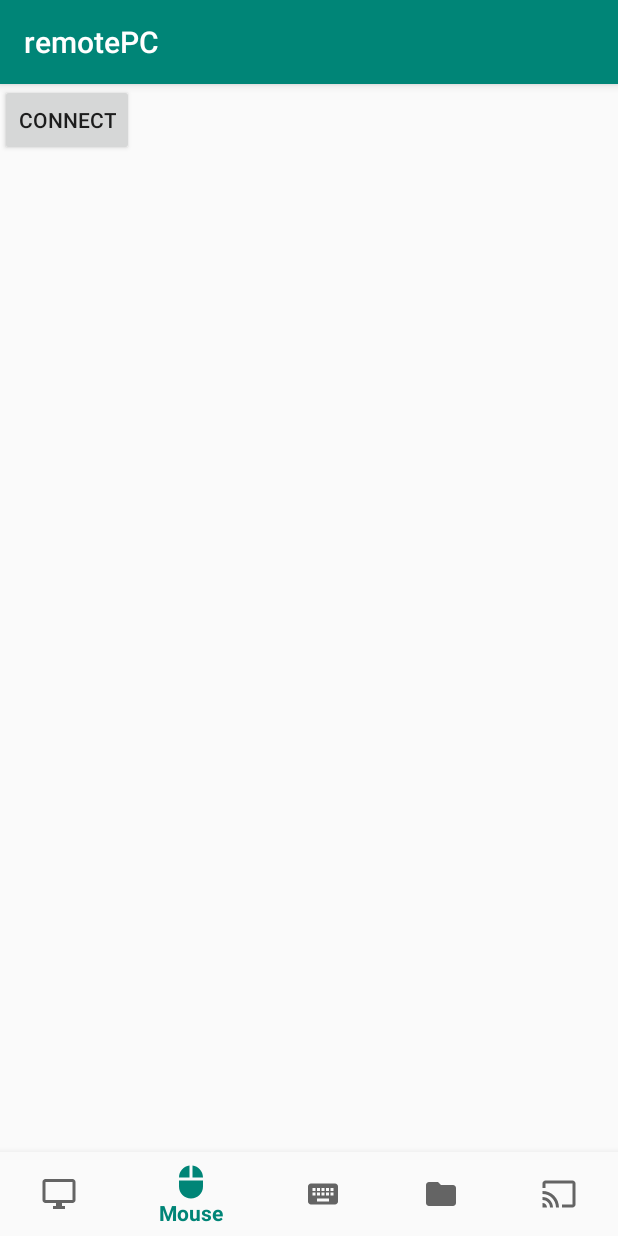
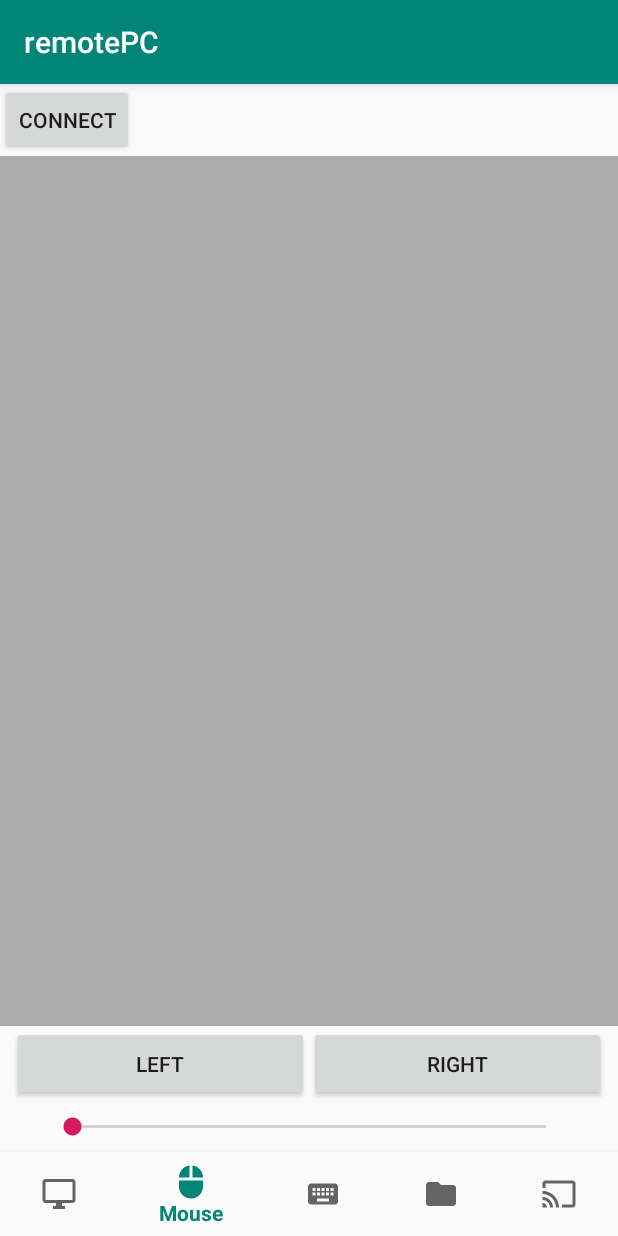
Before and after one commit to mvgrass/remotePC, an Android app: the screen it shows after launch (MainActivity), item 2 of the bottom bar chosen, on a phone screen of 412 x 824 dp. Run offline under Robolectric (Android 15) with nearby library versions, the phone set to English and light mode, and no system bars.

Commit message:
core for mouse fragment

```diff
--- a/remotePC/app/src/main/java/com/mvgrass/remotepc/Adapters/ConnectionPagerAdapter.kt
+++ b/remotePC/app/src/main/java/com/mvgrass/remotepc/Adapters/ConnectionPagerAdapter.kt
@@ -3,7 +3,7 @@
 import androidx.fragment.app.Fragment
 import androidx.fragment.app.FragmentManager
 import androidx.fragment.app.FragmentPagerAdapter
-import com.mvgrass.remotepc.UI.LanConnetionFragment
+import com.mvgrass.remotepc.UI.LanConneсtionFragment
 import com.mvgrass.remotepc.UI.WebConnectionFragment
 
 class ConnectionPagerAdapter: FragmentPagerAdapter{
@@ -15,7 +15,7 @@
     override fun getItem(position: Int): Fragment =
          when (position) {
             0 -> {
-                LanConnetionFragment()
+                LanConneсtionFragment()
             }
             else -> {
                 WebConnectionFragment()
--- a/remotePC/app/src/main/java/com/mvgrass/remotepc/MainActivity.kt
+++ b/remotePC/app/src/main/java/com/mvgrass/remotepc/MainActivity.kt
@@ -9,6 +9,9 @@
 
 class MainActivity : AppCompatActivity() {
 
+    private var currentFragmentId: Int = 0
+
+
     private val mOnNavigationItemSelectedListener = BottomNavigationView.OnNavigationItemSelectedListener { item ->
         val fragment: Fragment = when (item.itemId) {
             R.id.navigation_desktop -> {
@@ -17,17 +20,17 @@
             R.id.navigation_mouse -> {
                 MouseFragment()
             }
-            R.id.navigation_keyboard->{
+            R.id.navigation_keyboard -> {
                 KeyboardFragment()
             }
             R.id.navigation_files -> {
                 FilemanagerFragment()
             }
 
-            R.id.navigation_connection->{
+            R.id.navigation_connection -> {
                 ConnectionFragment()
             }
-            else->{
+            else -> {
                 return@OnNavigationItemSelectedListener false
             }
         }
@@ -36,16 +39,23 @@
         mFragmentTransaction.replace(R.id.main_fragment_container, fragment)
         mFragmentTransaction.commit()
 
+        currentFragmentId = item.itemId
         true
     }
 
     override fun onCreate(savedInstanceState: Bundle?) {
         super.onCreate(savedInstanceState)
         setContentView(R.layout.activity_main)
+
+        currentFragmentId = savedInstanceState?.getInt("fragmentId")?:R.id.navigation_connection
+
         navigation.setOnNavigationItemSelectedListener(mOnNavigationItemSelectedListener)
-        navigation.menu.getItem(4).setChecked(true)
-        val mFragmentTransaction = supportFragmentManager.beginTransaction()
-        mFragmentTransaction.replace(R.id.main_fragment_container, ConnectionFragment())
-        mFragmentTransaction.commit()
+        navigation.selectedItemId = currentFragmentId
+    }
+
+    override fun onSaveInstanceState(outState: Bundle?) {
+        super.onSaveInstanceState(outState)
+
+        outState?.putInt("fragmentId", currentFragmentId)
     }
 }
--- /dev/null
+++ b/remotePC/app/src/main/java/com/mvgrass/remotepc/Presenters/MouseFragmentContract.kt
@@ -0,0 +1,31 @@
+package com.mvgrass.remotepc.Presenters
+
+interface MouseFragmentContract{
+    interface View{
+        fun setSenseBar(value:Int)
+    }
+
+    interface Presenter{
+        fun onLeftButtonPressed()
+
+        fun onLeftButtonReleased()
+
+        fun onRightButtonPressed()
+
+        fun onRightButtonReleased()
+
+        fun onScrolled(value: Int)
+
+        fun onMouseMoved(dx: Int, dy: Int)
+
+        fun onSenseChanged(value: Int)
+    }
+
+    interface Repository{
+        fun getSense(): Int
+
+        fun setSense(): Int
+
+        fun sendMessage(byteArray: ByteArray)
+    }
+}
--- a/remotePC/app/src/main/java/com/mvgrass/remotepc/UI/ConnectionFragment.kt
+++ b/remotePC/app/src/main/java/com/mvgrass/remotepc/UI/ConnectionFragment.kt
@@ -23,8 +23,6 @@
     }
 
     override fun onViewCreated(view: View, savedInstanceState: Bundle?) {
-        super.onViewCreated(view, savedInstanceState)
-
         val viewPager = view.findViewById<ViewPager>(R.id.viewPager_connection)
         viewPager.adapter = ConnectionPagerAdapter(childFragmentManager)
 
--- a/remotePC/app/src/main/java/com/mvgrass/remotepc/UI/LanConnetionFragment.kt
+++ b/remotePC/app/src/main/java/com/mvgrass/remotepc/UI/LanConneсtionFragment.kt
@@ -12,7 +12,7 @@
 
 import com.mvgrass.remotepc.R
 
-class LanConnetionFragment : Fragment() {
+class LanConneсtionFragment : Fragment() {
 
     override fun onCreateView(
         inflater: LayoutInflater, container: ViewGroup?,
--- a/remotePC/app/src/main/java/com/mvgrass/remotepc/UI/MouseFragment.kt
+++ b/remotePC/app/src/main/java/com/mvgrass/remotepc/UI/MouseFragment.kt
@@ -12,15 +12,65 @@
 import android.view.ViewGroup
 import android.widget.Button
 import android.widget.EditText
+import android.widget.SeekBar
 import android.widget.Toast
 import androidx.fragment.app.DialogFragment
+import com.mvgrass.remotepc.Presenters.MouseFragmentContract
+import com.mvgrass.remotepc.Presenters.MouseFragmentPresenter
 
 import com.mvgrass.remotepc.R
 import java.lang.Exception
-import java.net.InetAddress
 import java.net.Socket
 
-class MouseFragment : Fragment(), CodeFragment.CodeFragmentListener {
+class MouseFragment : Fragment(), CodeFragment.CodeFragmentListener, MouseFragmentContract.View {
+
+    private lateinit var presenter: MouseFragmentContract.Presenter
+    private lateinit var senseBar: SeekBar
+
+
+    override fun onCreateView(
+        inflater: LayoutInflater, container: ViewGroup?,
+        savedInstanceState: Bundle?
+    ): View? {
+        // Inflate the layout for this fragment
+        return inflater.inflate(R.layout.fragment_mouse, container, false)
+    }
+
+    override fun onViewCreated(view: View, savedInstanceState: Bundle?) {
+        super.onViewCreated(view, savedInstanceState)
+
+        val leftButton = view.findViewById<Button>(R.id.mouse_left_button)
+        val rightButton = view.findViewById<Button>(R.id.mouse_right_button)
+        val touchpadView = view.findViewById<View>(R.id.touch_pad_view)
+        senseBar = view.findViewById(R.id.senseSeekBar)
+
+        presenter = MouseFragmentPresenter()
+
+
+
+        //DELETE AFTER TCP CONNECTOR CREATED
+        val connect = view.findViewById<Button>(R.id.ConnectButton)
+        connect.setOnClickListener{v->
+            val dialog = CodeFragment()
+            dialog.setTargetFragment(this, 1)
+            dialog.show(fragmentManager, "CodeFragment")
+
+        }
+        //DELETE AFTER TCP CONNECTOR CREATED
+
+
+    }
+
+    override fun setSenseBar(value: Int) {
+        TODO("not implemented") //To change body of created functions use File | Settings | File Templates.
+    }
+
+    class TouchPadGestureListener{
+
+    }
+
+    ///////////////////////////////////////////////////////////////////////////////////////////////////////
+    //Delete after created stable tcp connection
     private lateinit var socket: Socket
     override fun onAccepted(str: String?) {
 
@@ -39,36 +89,14 @@
             size[0] =  (((arr?.size) ?: 0) shr 8 and 0xFF).toByte()
             size[1] = (((arr?.size) ?: 0) and 0xFF).toByte()
 
-            socket?.getOutputStream().write(size)
-            socket?.getOutputStream().write(arr)
+            socket.getOutputStream().write(size)
+            socket.getOutputStream().write(arr)
         }).start()
 
     }
 
     override fun onDecline() {
         Toast.makeText(activity, "Canceled", Toast.LENGTH_SHORT).show()
-    }
-
-    override fun onCreateView(
-        inflater: LayoutInflater, container: ViewGroup?,
-        savedInstanceState: Bundle?
-    ): View? {
-        // Inflate the layout for this fragment
-        return inflater.inflate(R.layout.fragment_mouse, container, false)
-    }
-
-    override fun onViewCreated(view: View, savedInstanceState: Bundle?) {
-        super.onViewCreated(view, savedInstanceState)
-
-        val connect = view.findViewById<Button>(R.id.ConnectButton)
-
-        connect.setOnClickListener{v->
-            val dialog = CodeFragment()
-            dialog.setTargetFragment(this, 1)
-            dialog.show(fragmentManager, "CodeFragment")
-
-        }
-
     }
 }
 
--- a/remotePC/app/src/main/res/layout/activity_main.xml
+++ b/remotePC/app/src/main/res/layout/activity_main.xml
@@ -10,14 +10,15 @@
 
     <FrameLayout
             android:id="@+id/main_fragment_container"
-            android:layout_width="match_parent" android:layout_height="match_parent"></FrameLayout>
+            android:layout_width="match_parent"
+            android:layout_height="0dp"
+            app:layout_constraintBottom_toTopOf="@+id/navigation"
+            app:layout_constraintTop_toTopOf="parent"></FrameLayout>
 
     <com.google.android.material.bottomnavigation.BottomNavigationView
             android:id="@+id/navigation"
             android:layout_width="0dp"
             android:layout_height="wrap_content"
-            android:layout_marginEnd="0dp"
-            android:layout_marginStart="0dp"
             android:background="?android:attr/windowBackground"
             app:layout_constraintBottom_toBottomOf="parent"
             app:layout_constraintLeft_toLeftOf="parent"
--- a/remotePC/app/src/main/res/layout/fragment_mouse.xml
+++ b/remotePC/app/src/main/res/layout/fragment_mouse.xml
@@ -1,24 +1,50 @@
 <?xml version="1.0" encoding="utf-8"?>
 <androidx.constraintlayout.widget.ConstraintLayout xmlns:android="http://schemas.android.com/apk/res/android"
                                                    xmlns:tools="http://schemas.android.com/tools"
+                                                   xmlns:app="http://schemas.android.com/apk/res-auto"
                                                    android:layout_width="match_parent"
                                                    android:layout_height="match_parent"
-                                                   xmlns:app="http://schemas.android.com/apk/res-auto"
                                                    tools:context=".UI.MouseFragment">
 
-    <!-- TODO: Update blank fragment layout -->
-    <!--
-    <TextView
-            android:layout_width="match_parent"
-            android:layout_height="match_parent"
-            android:text="Mouse"
-            android:id="@+id/mouse_text_view"/>
-    -->
     <Button android:layout_width="wrap_content"
             android:layout_height="wrap_content"
             android:text="Connect"
             android:id="@+id/ConnectButton"
 
-            app:layout_constraintLeft_toLeftOf="parent"/>
+            app:layout_constraintLeft_toLeftOf="parent" app:layout_constraintTop_toTopOf="parent"/>
+
+    <SeekBar android:layout_width="match_parent" android:layout_height="wrap_content"
+             app:layout_constraintBottom_toBottomOf="parent"
+             android:id="@+id/senseSeekBar"
+             app:layout_constraintStart_toStartOf="parent" app:layout_constraintEnd_toStartOf="parent"
+             app:layout_constraintHorizontal_bias="0.0" android:layout_marginStart="32dp"
+             android:layout_marginEnd="32dp" android:layout_marginBottom="8dp"/>
+    <Button
+            android:text="@string/mouse_left_button"
+            android:layout_width="0dp"
+            android:layout_height="50dp"
+            android:id="@+id/mouse_left_button"
+            app:layout_constraintBottom_toBottomOf="@+id/mouse_right_button"
+            app:layout_constraintEnd_toStartOf="@+id/mouse_right_button"
+            app:layout_constraintStart_toStartOf="@+id/touch_pad_view" android:layout_marginStart="8dp"/>
+    <Button
+            android:text="@string/mouse_right_button"
+            android:layout_width="0dp"
+            android:layout_height="50dp"
+            android:id="@+id/mouse_right_button"
+            app:layout_constraintEnd_toEndOf="parent"
+            app:layout_constraintStart_toEndOf="@+id/mouse_left_button" app:layout_constraintHorizontal_bias="0.5"
+            app:layout_constraintBottom_toTopOf="@+id/senseSeekBar"
+            android:layout_marginEnd="8dp" android:layout_marginBottom="8dp"/>
+    <View
+            android:layout_width="match_parent"
+            android:layout_height="0dp"
+            android:id="@+id/touch_pad_view"
+            android:background="@color/colorTouchPad"
+            app:layout_constraintStart_toStartOf="parent"
+            app:layout_constraintEnd_toEndOf="parent" app:layout_constraintBottom_toTopOf="@+id/mouse_left_button"
+            app:layout_constraintHorizontal_bias="0.0"
+            app:layout_constraintTop_toBottomOf="@+id/ConnectButton"/>
+
 
 </androidx.constraintlayout.widget.ConstraintLayout>
--- a/remotePC/app/src/main/res/values/colors.xml
+++ b/remotePC/app/src/main/res/values/colors.xml
@@ -3,4 +3,5 @@
     <color name="colorPrimary">#008577</color>
     <color name="colorPrimaryDark">#00574B</color>
     <color name="colorAccent">#D81B60</color>
+    <color name="colorTouchPad">#ababab</color>
 </resources>
--- a/remotePC/app/src/main/res/values/strings.xml
+++ b/remotePC/app/src/main/res/values/strings.xml
@@ -7,7 +7,6 @@
     <string name="title_connection">Connection</string>
     <string name="title_lan">LAN</string>
     <string name="title_web">Web</string>
-
-    <!-- TODO: Remove or change this placeholder text -->
-    <string name="hello_blank_fragment">Hello blank fragment</string>
+    <string name="mouse_left_button">Left</string>
+    <string name="mouse_right_button">Right</string>
 </resources>
--- a/remotePC/build.gradle
+++ b/remotePC/build.gradle
@@ -8,7 +8,7 @@
 
     }
     dependencies {
-        classpath 'com.android.tools.build:gradle:3.3.2'
+        classpath 'com.android.tools.build:gradle:3.4.0'
         classpath "org.jetbrains.kotlin:kotlin-gradle-plugin:$kotlin_version"
         // NOTE: Do not place your application dependencies here; they belong
         // in the individual module build.gradle files
```
Also changed, not shown: remotePC/app/src/main/java/com/mvgrass/remotepc/Presenters/MouseFragmentPresenter.kt (added, +32 -0 lines), remotePC/gradle/wrapper/gradle-wrapper.properties, 8 other files.
